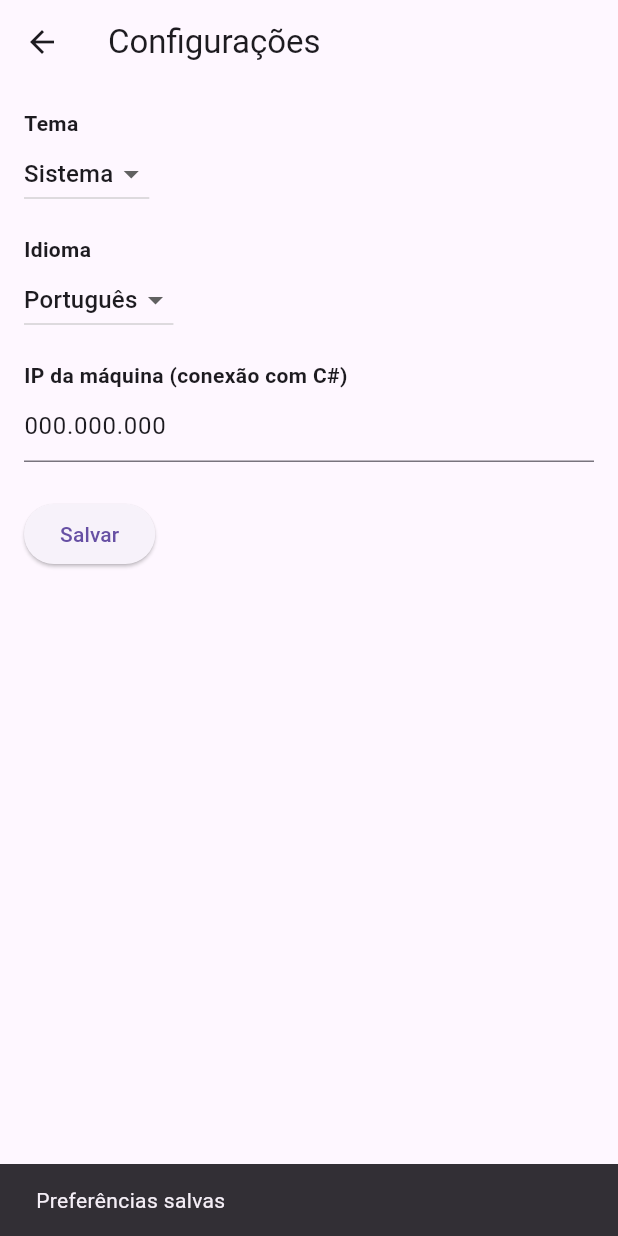
After one commit to kawamotomarcela/TDL_Lembretes, a Flutter app: the SettingsPage screen opened by its route, after a tap on "Salvar", on a phone screen of 412 x 824 dp. The commit adds this screen. Run offline on Flutter 3.47's test engine with Material 3 defaults, Android fonts, the light colour scheme and no system bars; our stand-ins replace fl_chart, flutter_multi_formatter, google_fonts, shared_preferences, table_calendar; accounts and stored records are empty.

Commit message:
implementação de SharedPreferences para configurações

```diff
--- a/Frontend/lib/pages/login/login_page.dart
+++ b/Frontend/lib/pages/login/login_page.dart
@@ -33,13 +33,10 @@ class _LoginPageState extends State<LoginPage> {
         if (!mounted) return;
 
         if (response != null) {
-          // Cria o objeto Usuario a partir da resposta da API
           final usuario = Usuario.fromJson(response);
 
-          // 🔥 Aqui o usuário é salvo no Provider
           context.read<UsuarioProvider>().setUsuario(usuario);
 
-          // Redireciona para a MainPage
           Navigator.pushReplacementNamed(context, AppRoutes.main);
         } else {
           showSnackBar(context, "Login inválido ou dados incorretos!", color: Colors.red);
--- /dev/null
+++ b/Frontend/lib/pages/settings/settings_page.dart
@@ -0,0 +1,94 @@
+import 'package:flutter/material.dart';
+import '../../services/preference_service.dart';
+
+
+class SettingsPage extends StatefulWidget {
+  const SettingsPage({super.key});
+
+  @override
+  State<SettingsPage> createState() => _SettingsPageState();
+}
+
+class _SettingsPageState extends State<SettingsPage> {
+  final _preferenceService = PreferenceService();
+  String _theme = 'system';
+  String _language = 'pt';
+  String _ipAddress = '000.000.000'; //COLOCA IP AQUI
+
+  final _ipController = TextEditingController();
+
+  @override
+  void initState() {
+    super.initState();
+    _loadPreferences();
+  }
+
+  Future<void> _loadPreferences() async {
+    _theme = await _preferenceService.getThemeMode() ?? 'system';
+    _language = await _preferenceService.getLanguage() ?? 'pt';
+    _ipAddress = await _preferenceService.getIpAddress() ?? '000.000.000'; //COLOCA IP AQUI
+    _ipController.text = _ipAddress;
+    setState(() {});
+  }
+
+  void _savePreferences() {
+    _preferenceService.setThemeMode(_theme);
+    _preferenceService.setLanguage(_language);
+    _preferenceService.setIpAddress(_ipController.text);
+
+    ScaffoldMessenger.of(context).showSnackBar(
+      const SnackBar(content: Text('Preferências salvas')),
+    );
+  }
+
+  @override
+  Widget build(BuildContext context) {
+    return Scaffold(
+      appBar: AppBar(title: const Text('Configurações')),
+      body: Padding(
+        padding: const EdgeInsets.all(16),
+        child: Column(
+          crossAxisAlignment: CrossAxisAlignment.start,
+          children: [
+            const Text('Tema', style: TextStyle(fontWeight: FontWeight.bold)),
+            DropdownButton<String>(
+              value: _theme,
+              onChanged: (value) {
+                setState(() => _theme = value!);
+              },
+              items: const [
+                DropdownMenuItem(value: 'light', child: Text('Claro')),
+                DropdownMenuItem(value: 'dark', child: Text('Escuro')),
+                DropdownMenuItem(value: 'system', child: Text('Sistema')),
+              ],
+            ),
+            const SizedBox(height: 16),
+            const Text('Idioma', style: TextStyle(fontWeight: FontWeight.bold)),
+            DropdownButton<String>(
+              value: _language,
+              onChanged: (value) {
+                setState(() => _language = value!);
+              },
+              items: const [
+                DropdownMenuItem(value: 'pt', child: Text('Português')),
+                DropdownMenuItem(value: 'en', child: Text('Inglês')),
+              ],
+            ),
+            const SizedBox(height: 16),
+            const Text('IP da máquina (conexão com C#)', style: TextStyle(fontWeight: FontWeight.bold)),
+            TextField(
+              controller: _ipController,
+              decoration: const InputDecoration(hintText: 'Ex: 192.168.0.1'),
+              keyboardType: TextInputType.number,
+            ),
+            const SizedBox(height: 24),
+            ElevatedButton(
+              onPressed: _savePreferences,
+              child: const Text('Salvar'),
+            ),
+          ],
+        ),
+      ),
+    );
+  }
+}
--- a/Frontend/lib/pages/store/store_page.dart
+++ b/Frontend/lib/pages/store/store_page.dart
@@ -37,7 +37,6 @@ class LojaPage extends StatelessWidget {
               const InfoCard(),
               const SizedBox(height: 12),
 
-              // 👉 Exibe pontos reais do usuário (ou 0 se null)
               TotalPointsCard(total: usuario?.pontos ?? 0),
 
               const SizedBox(height: 20),
--- a/Frontend/lib/routes/app_routes.dart
+++ b/Frontend/lib/routes/app_routes.dart
@@ -8,7 +8,7 @@ import '../pages/profile/profile_page.dart';
 import '../pages/about/about_page.dart';
 import '../pages/tasks/task_list_page.dart';
 import '../pages/main_page.dart';
-
+import '../pages/settings/settings_page.dart';
 
 class AppRoutes {
   static const String login = '/';
@@ -19,6 +19,7 @@ class AppRoutes {
   static const String store = '/store';
   static const String profile = '/profile';
   static const String about = '/about';
+  static const String settings = '/settings';
 
   static final Map<String, WidgetBuilder> routes = {
     login: (context) => const LoginPage(),
@@ -29,5 +30,6 @@ class AppRoutes {
     store: (context) => LojaPage(),
     profile: (context) => const ProfilePage(),
     about: (context) => const AboutPage(),
+    settings: (context) => const SettingsPage(),
   };
 }
--- /dev/null
+++ b/Frontend/lib/services/preference_service.dart
@@ -0,0 +1,37 @@
+import 'package:shared_preferences/shared_preferences.dart';
+
+class PreferenceService {
+  static const String _keyTheme = 'themeMode';
+  static const String _keyLanguage = 'language';
+  static const String _keyIp = 'ipAddress';
+
+  Future<void> setThemeMode(String theme) async {
+    final prefs = await SharedPreferences.getInstance();
+    await prefs.setString(_keyTheme, theme);
+  }
+
+  Future<String?> getThemeMode() async {
+    final prefs = await SharedPreferences.getInstance();
+    return prefs.getString(_keyTheme);
+  }
+
+  Future<void> setLanguage(String lang) async {
+    final prefs = await SharedPreferences.getInstance();
+    await prefs.setString(_keyLanguage, lang);
+  }
+
+  Future<String?> getLanguage() async {
+    final prefs = await SharedPreferences.getInstance();
+    return prefs.getString(_keyLanguage);
+  }
+
+  Future<void> setIpAddress(String ip) async {
+    final prefs = await SharedPreferences.getInstance();
+    await prefs.setString(_keyIp, ip);
+  }
+
+  Future<String?> getIpAddress() async {
+    final prefs = await SharedPreferences.getInstance();
+    return prefs.getString(_keyIp);
+  }
+}
```
Also changed, not shown: Frontend/lib/main.dart (+7 -1 lines), Frontend/lib/pages/main_page.dart (+14 -7 lines), Frontend/lib/providers/theme_provider.dart (added, +48 -0 lines), Frontend/lib/services/auth_service.dart (+12 -7 lines), 2 other files.
